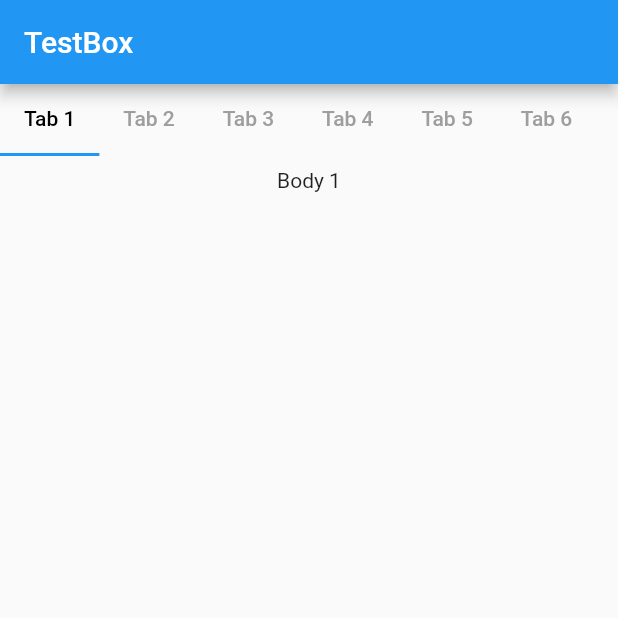
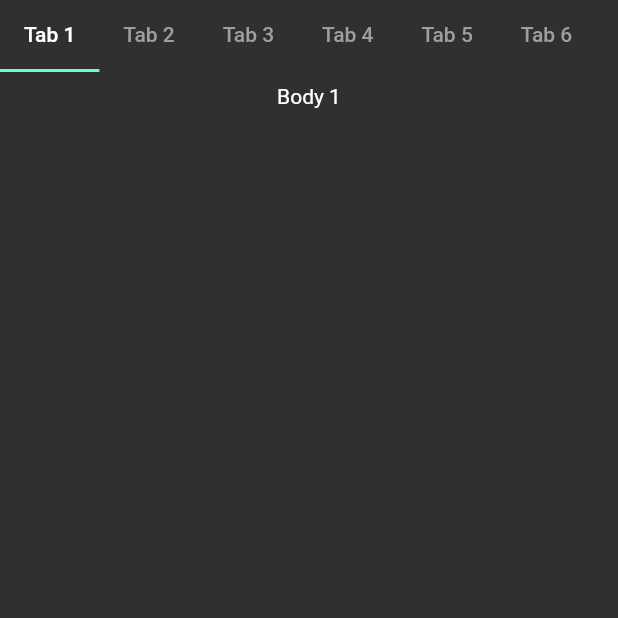
Before and after one commit to FranktheFurter/Understanding_MobX_with_TabBar, a Flutter app: the screen it shows after launch, on a phone screen of 412 x 824 dp, the top half of it. Run offline on Flutter 3.47's test engine with Material 2 defaults, Android fonts, the phone set to English and light mode, and no system bars; our stand-ins replace mobx.

Commit message:
ready for implementing mobx

```diff
--- a/lib/main.dart
+++ b/lib/main.dart
@@ -13,8 +13,10 @@ class MyApp extends StatelessWidget {
   Widget build(BuildContext context) {
     return MaterialApp(
       title: 'Flutter Demo',
+      debugShowCheckedModeBanner: false,
       theme: ThemeData(
         primarySwatch: Colors.blue,
+        brightness: Brightness.dark,
       ),
       home: const MyHomePage(),
     );
@@ -31,11 +33,7 @@ class _MyHomePageState extends State<MyHomePage> {
   @override
   Widget build(BuildContext context) {
     return Scaffold(
-      appBar: AppBar(
-        title: Text('TestBox'),
-      ),
-      body: Column(children: [
-        CTabView(initialIndex: 0, tabs: [
+      body: CTabView(initialIndex: 0, tabs: [
         CTabItem(text: "Tab 1", body: Text("Body 1")),
         CTabItem(text: "Tab 2", body: Text("Body 2")),
         CTabItem(text: "Tab 3", body: Text("Body 3")),
@@ -45,7 +43,6 @@ class _MyHomePageState extends State<MyHomePage> {
         CTabItem(text: "Tab 7", body: Text("Body 7")),
         CTabItem(text: "Tab 8", body: Text("Body 8")),
         CTabItem(text: "Tab 9", body: Text("Body 9")),
-        ]),
       ]),
     );
   }
@@ -95,7 +92,7 @@ class _CTabViewState extends State<CTabView> with SingleTickerProviderStateMixin
           child: TabBar(
             controller: _controller,
             isScrollable: true,
-            labelColor: Colors.black,
+            labelColor: Colors.white,
             unselectedLabelColor: Colors.grey,
             tabs: [
               for (var tab in widget.tabs) Tab(text: tab.text),
```
Lines whose indentation alone changed are shown as unchanged.
